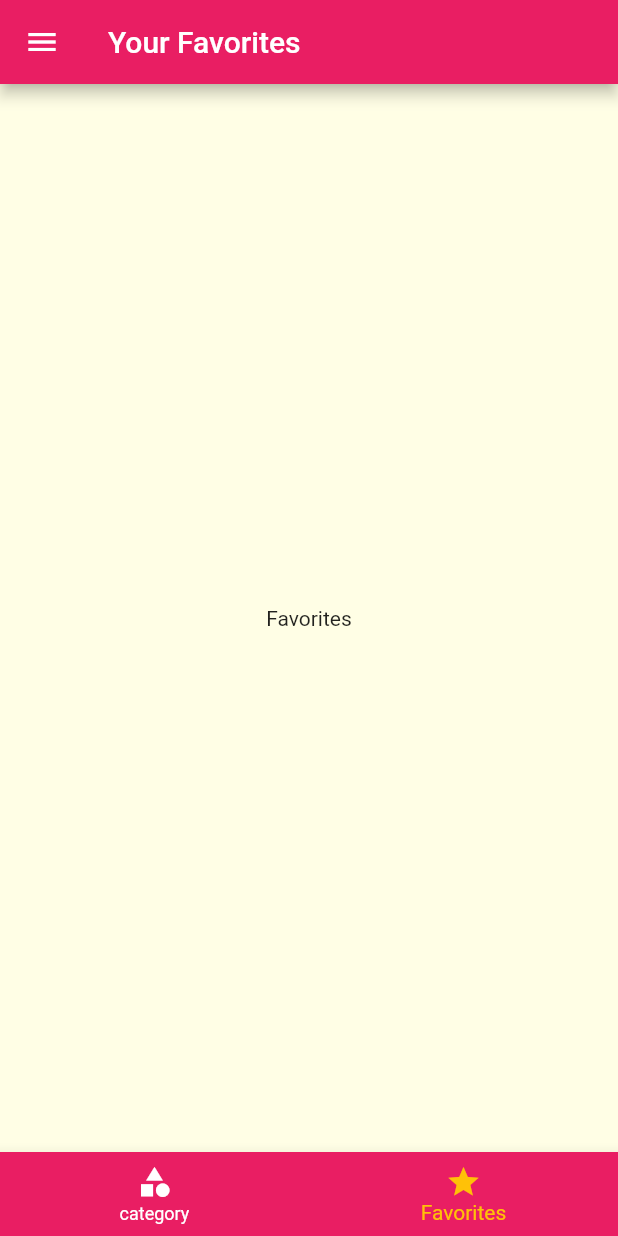
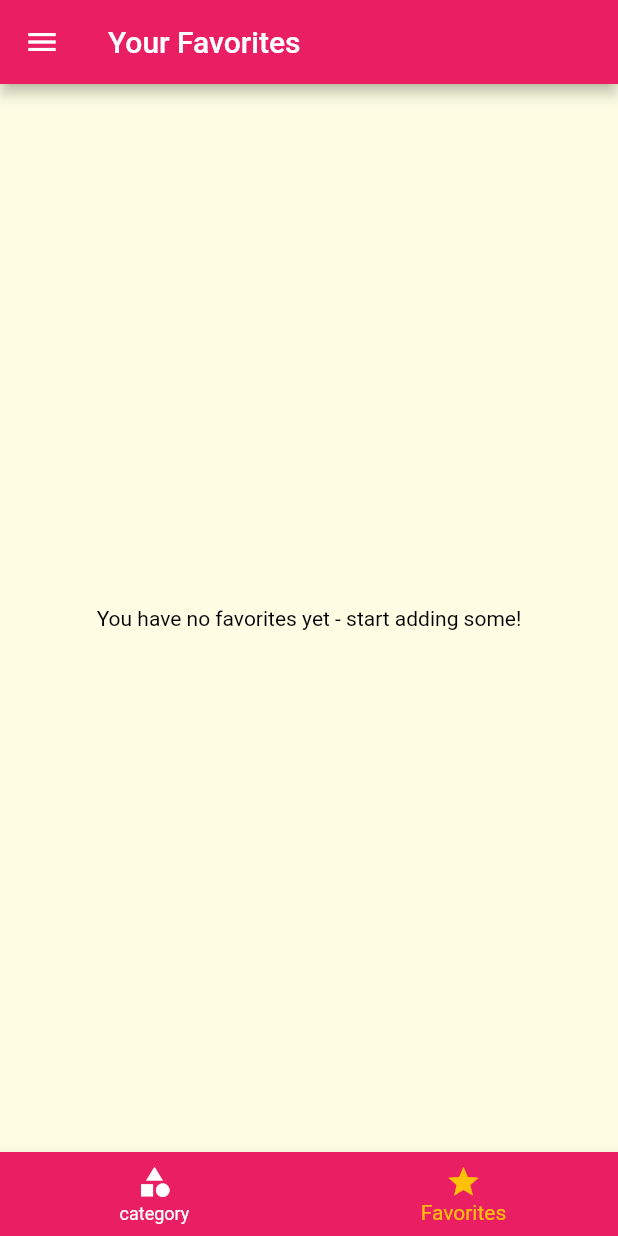
Before and after one commit to zakiabuqaoud/MealApp, a Flutter app: the screen it shows after launch, item 2 of the bottom bar chosen, on a phone screen of 412 x 824 dp. Run offline on Flutter 3.47's test engine with Material 2 defaults, Android fonts, the phone set to English and light mode, and no system bars.

Commit message:
make Favorite meal 15

```diff
--- a/lib/main.dart
+++ b/lib/main.dart
@@ -1,4 +1,3 @@
-
 import 'package:flutter/material.dart';
 import './1.1%20dummy_data.dart';
 import './models/Meal.dart';
@@ -7,7 +6,6 @@ import './screens/FilterScreen.dart';
 import './screens/MealScreen.dart';
 import './screens/MealDetails.dart';
 import './screens/TabsScreen.dart';
-
 
 void main() {
   runApp(const MyApp());
@@ -21,43 +19,59 @@ class MyApp extends StatefulWidget {
 }
 
 class _MyAppState extends State<MyApp> {
-
   Map<String, bool> _filter = {
-    "gluten":false,
-    "lactose":false,
-    "vegan":false,
-    "vegetarian":false,
+    "gluten": false,
+    "lactose": false,
+    "vegan": false,
+    "vegetarian": false,
   };
 
-  List<Meal> availableMeals= DUMMY_MEALS;
+  List<Meal> availableMeals = DUMMY_MEALS;
+  List<Meal> favoriteMeals = [];
 
-  void seveFilter(Map<String, bool> FiltersData){
+  void toggleFavoriteMeal(String mealId) {
+    int index = favoriteMeals.indexWhere((meal) => mealId == meal.id);
+
+    if (index >= 0) {
+      setState(() {
+        favoriteMeals.removeAt(index);
+      });
+    } else {
+      setState(() {
+        favoriteMeals.add(DUMMY_MEALS.firstWhere((meal) => mealId == meal.id));
+      });
+    }
+  }
+
+  bool isFavoriteMeal(String mealId) {
+    return favoriteMeals.any((meal) => mealId == meal.id);
+  }
+
+  void seveFilter(Map<String, bool> FiltersData) {
     setState(() {
       _filter = FiltersData;
-      availableMeals = DUMMY_MEALS.where((meal){
-
-        if(_filter["gluten"]! && !meal.isGlutenFree){
+      availableMeals = DUMMY_MEALS.where((meal) {
+        if (_filter["gluten"]! && !meal.isGlutenFree) {
           return false;
         }
-        if(_filter["lactose"]! && !meal.isLactoseFree){
+        if (_filter["lactose"]! && !meal.isLactoseFree) {
           return false;
         }
-        if(_filter["vegan"]! && !meal.isVegan){
+        if (_filter["vegan"]! && !meal.isVegan) {
           return false;
         }
-        if(_filter["vegetarian"]! && !meal.isVegetarian){
+        if (_filter["vegetarian"]! && !meal.isVegetarian) {
           return false;
         }
         return true;
       }).toList();
     });
-
   }
 
   @override
   Widget build(BuildContext context) {
     return MaterialApp(
-      debugShowCheckedModeBanner:false,
+      debugShowCheckedModeBanner: false,
       title: 'Flutter Demo',
       theme: ThemeData(
         fontFamily: "Raleway",
@@ -65,19 +79,15 @@ class _MyAppState extends State<MyApp> {
         accentColor: Colors.amber,
         canvasColor: Color.fromRGBO(255, 254, 229, 1),
         textTheme: ThemeData.light().textTheme.copyWith(
-            titleMedium: const TextStyle(
-              fontSize: 24,
-              fontFamily: "RobotoCondensed"
-          )
-        ),
+            titleMedium:
+                const TextStyle(fontSize: 24, fontFamily: "RobotoCondensed")),
       ),
       routes: {
-        "/":(context) => TabsScreen(),
-        CategoriesScreen.routeName : (context) => CategoriesScreen(),
+        "/": (context) => TabsScreen(favoriteMeals),
+        CategoriesScreen.routeName: (context) => CategoriesScreen(),
         MealScreen.routeName: (context) => MealScreen(availableMeals),
-        MealDetails.routeName: (context) => MealDetails(),
-        FilterScreen.routeName:(context) => FilterScreen(seveFilter, _filter)
-
+        MealDetails.routeName: (context) => MealDetails(toggleFavoriteMeal, isFavoriteMeal),
+        FilterScreen.routeName: (context) => FilterScreen(seveFilter, _filter)
       },
     );
   }
--- a/lib/screens/FavoritesScreen.dart
+++ b/lib/screens/FavoritesScreen.dart
@@ -1,7 +1,13 @@
 import 'package:flutter/material.dart';
+import '../widgets/MealItemInMealsScreen.dart';
+import '/models/Meal.dart';
 
 class FavoritesScreen extends StatefulWidget {
-  const FavoritesScreen({Key? key}) : super(key: key);
+
+  final List<Meal> favoriteMeals;
+
+  const FavoritesScreen(this.favoriteMeals);
+
 
   @override
   State<FavoritesScreen> createState() => _FavoritesScreenState();
@@ -10,8 +16,19 @@ class FavoritesScreen extends StatefulWidget {
 class _FavoritesScreenState extends State<FavoritesScreen> {
   @override
   Widget build(BuildContext context) {
-    return const Center(
-      child:  Text("Favorites"),
-    );
+    if(widget.favoriteMeals.isEmpty) {
+      return const Center(
+        child: Text("You have no favorites yet - start adding some!",style: TextStyle(
+          color: Colors.black,
+        ),),
+      );
+    }else{
+      return ListView.builder(
+        itemBuilder: (BuildContext context, int index) {
+          return MealItemInMealsScreen(id: widget.favoriteMeals[index].id,title: widget.favoriteMeals[index].title, imageUrl: widget.favoriteMeals[index].imageUrl, duration: widget.favoriteMeals[index].duration, complexity:widget.favoriteMeals[index].complexity, affordability: widget.favoriteMeals[index].affordability);
+        },
+        itemCount: widget.favoriteMeals.length,
+      );
+    }
   }
 }
--- a/lib/screens/TabsScreen.dart
+++ b/lib/screens/TabsScreen.dart
@@ -1,19 +1,31 @@
 import 'package:flutter/material.dart';
+import 'package:meal_app/models/Meal.dart';
 import '../screens/CategoriesScreen.dart';
 import '../screens/FavoritesScreen.dart';
 import '../widgets/MainDrawer.dart';
 
 class TabsScreen extends StatefulWidget {
+  final List<Meal> FavoriteMeal;
+
+  const TabsScreen(this.FavoriteMeal);
 
   @override
   State<TabsScreen> createState() => _TabsScreenState();
 }
 
 class _TabsScreenState extends State<TabsScreen> {
-  final List<Map<String, Object>> pages = [
-    {"page": CategoriesScreen(), "title": "Category"},
-    {"page": const FavoritesScreen(), "title": "Your Favorites"}
-  ];
+  late List<Map<String, Object>> pages;
+
+  @override
+  void initState() {
+    // TODO: implement initState
+    pages = [
+      {"page": CategoriesScreen(), "title": "Category"},
+      {"page": FavoritesScreen(widget.FavoriteMeal), "title": "Your Favorites"}
+    ];
+    super.initState();
+  }
+
   int selectTabIndex = 0;
 
   void selectTab(int value) {
@@ -21,6 +33,7 @@ class _TabsScreenState extends State<TabsScreen> {
       selectTabIndex = value;
     });
   }
+
 //
   @override
   Widget build(BuildContext context) {
@@ -32,7 +45,6 @@ class _TabsScreenState extends State<TabsScreen> {
         ),
         body: pages[selectTabIndex]["page"] as Widget,
         bottomNavigationBar: BottomNavigationBar(
-
           backgroundColor: Theme.of(context).primaryColor,
           selectedItemColor: Theme.of(context).accentColor,
           unselectedItemColor: Colors.white,
@@ -40,13 +52,8 @@ class _TabsScreenState extends State<TabsScreen> {
           onTap: selectTab,
           items: const [
             BottomNavigationBarItem(
-              icon: Icon(Icons.category),
-              label: "category"
-            ),
-            BottomNavigationBarItem(
-              icon: Icon(Icons.star),
-              label: "Favorites"
-            )
+                icon: Icon(Icons.category), label: "category"),
+            BottomNavigationBarItem(icon: Icon(Icons.star), label: "Favorites")
           ],
         ),
         drawer: MainDrawer(),
```
Also changed, not shown: lib/screens/MealDetails.dart (+14 -2 lines).
